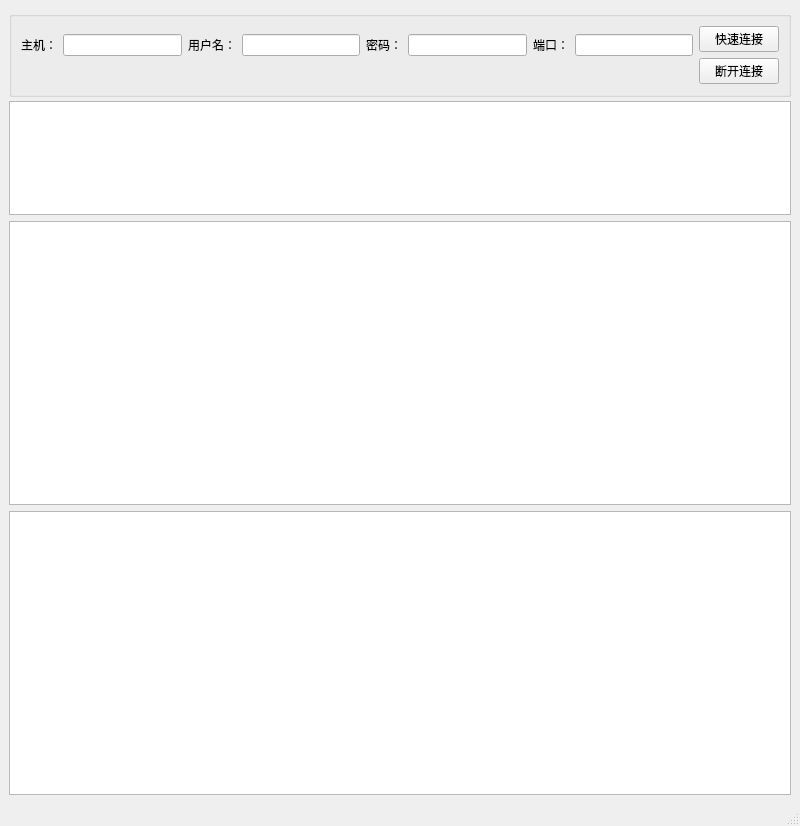
Before: the Qt Designer form main_window.ui in myosotisx/FTPClient-in-Cpp, drawn with Qt 5.
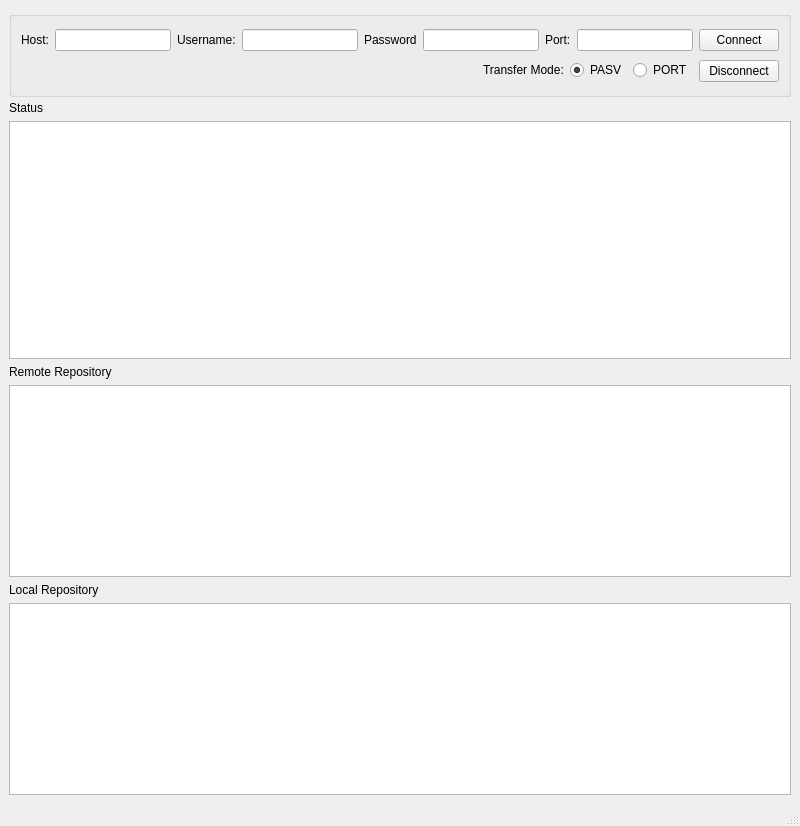
After: the same form once the commit is applied.

Diff of the .ui file:
```diff
--- a/main_window.ui
+++ b/main_window.ui
@@ -14,7 +14,7 @@
    <string>MainWindow</string>
   </property>
   <widget class="QWidget" name="centralwidget">
-   <layout class="QVBoxLayout" name="verticalLayout" stretch="2,2,5,5">
+   <layout class="QVBoxLayout" name="verticalLayout" stretch="2,0,2,0,0,0,0">
     <item>
      <widget class="QGroupBox" name="groupBox">
       <property name="minimumSize">
@@ -40,7 +40,7 @@
            <item>
             <widget class="QLabel" name="hostLabel">
              <property name="text">
-              <string>主机：</string>
+              <string>Host:</string>
              </property>
             </widget>
            </item>
@@ -50,7 +50,7 @@
            <item>
             <widget class="QLabel" name="userLabel">
              <property name="text">
-              <string>用户名：</string>
+              <string>Username:</string>
              </property>
             </widget>
            </item>
@@ -60,17 +60,24 @@
            <item>
             <widget class="QLabel" name="pswLabel">
              <property name="text">
-              <string>密码：</string>
+              <string>Password</string>
              </property>
             </widget>
            </item>
            <item>
-            <widget class="QLineEdit" name="pswLineEdit"/>
+            <widget class="QLineEdit" name="pswLineEdit">
+             <property name="maxLength">
+              <number>16</number>
+             </property>
+             <property name="echoMode">
+              <enum>QLineEdit::Password</enum>
+             </property>
+            </widget>
            </item>
            <item>
             <widget class="QLabel" name="portLabel">
              <property name="text">
-              <string>端口：</string>
+              <string>Port:</string>
              </property>
             </widget>
            </item>
@@ -80,17 +87,45 @@
           </layout>
          </item>
          <item>
-          <spacer name="horizontalSpacer">
-           <property name="orientation">
-            <enum>Qt::Horizontal</enum>
-           </property>
-           <property name="sizeHint" stdset="0">
-            <size>
-             <width>40</width>
-             <height>20</height>
-            </size>
-           </property>
-          </spacer>
+          <layout class="QHBoxLayout" name="horizontalLayout_2">
+           <item>
+            <spacer name="horizontalSpacer">
+             <property name="orientation">
+              <enum>Qt::Horizontal</enum>
+             </property>
+             <property name="sizeHint" stdset="0">
+              <size>
+               <width>381</width>
+               <height>13</height>
+              </size>
+             </property>
+            </spacer>
+           </item>
+           <item>
+            <widget class="QLabel" name="modeLabel">
+             <property name="text">
+              <string>Transfer Mode:</string>
+             </property>
+            </widget>
+           </item>
+           <item>
+            <widget class="QRadioButton" name="PASVBtn">
+             <property name="text">
+              <string>PASV</string>
+             </property>
+             <property name="checked">
+              <bool>true</bool>
+             </property>
+            </widget>
+           </item>
+           <item>
+            <widget class="QRadioButton" name="PORTBtn">
+             <property name="text">
+              <string>PORT</string>
+             </property>
+            </widget>
+           </item>
+          </layout>
          </item>
         </layout>
        </item>
@@ -99,14 +134,14 @@
          <item>
           <widget class="QPushButton" name="connBtn">
            <property name="text">
-            <string>快速连接</string>
+            <string>Connect</string>
            </property>
           </widget>
          </item>
          <item>
           <widget class="QPushButton" name="disconnBtn">
            <property name="text">
-            <string>断开连接</string>
+            <string>Disconnect</string>
            </property>
           </widget>
          </item>
@@ -115,15 +150,49 @@
       </layout>
      </widget>
     </item>
+    <item>
+     <widget class="QLabel" name="label">
+      <property name="text">
+       <string>Status</string>
+      </property>
+     </widget>
+    </item>
     <item>
      <widget class="QTextBrowser" name="infoBroser"/>
     </item>
+    <item>
+     <widget class="QLabel" name="label_2">
+      <property name="text">
+       <string>Remote Repository</string>
+      </property>
+     </widget>
+    </item>
+    <item>
+     <widget class="QTreeView" name="remoteFileTree">
+      <property name="contextMenuPolicy">
+       <enum>Qt::CustomContextMenu</enum>
+      </property>
+      <property name="sortingEnabled">
+       <bool>false</bool>
+      </property>
+      <property name="animated">
+       <bool>false</bool>
+      </property>
+      <property name="wordWrap">
+       <bool>false</bool>
+      </property>
+     </widget>
+    </item>
+    <item>
+     <widget class="QLabel" name="label_3">
+      <property name="text">
+       <string>Local Repository</string>
+      </property>
+     </widget>
+    </item>
     <item>
      <widget class="QTreeView" name="localFileTree"/>
     </item>
-    <item>
-     <widget class="QTreeView" name="remoteFileTree"/>
-    </item>
    </layout>
   </widget>
   <widget class="QMenuBar" name="menubar">
```
Left out of the diff: 18 changed lines with no effect on the pictures.
